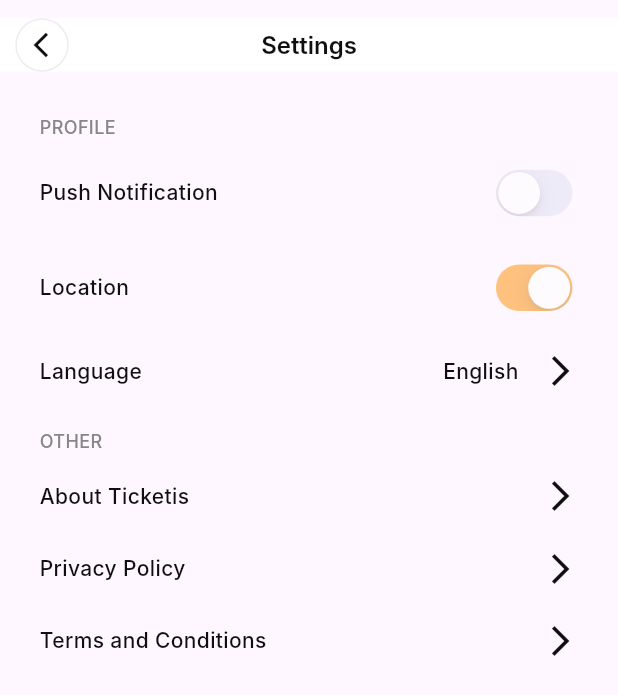
After one commit to bernadinkele/flash_food, a Flutter app: the SettingsView screen opened by its route, on a phone screen of 412 x 824 dp. The commit adds this screen. Shown: the top 695 px of the screen. Run offline on Flutter 3.47's test engine with Material 3 defaults, Android fonts, the phone set to English and light mode, and no system bars; our stand-ins replace flutter_svg, gap, pinput; Roboto replaces fonts that are missing (Inter).

Commit message:
add settings view

```diff
--- a/lib/Core/Routes/routes.dart
+++ b/lib/Core/Routes/routes.dart
@@ -12,6 +12,9 @@ import 'package:flash_food/Presentation/Foods/Views/search_view.dart';
 import 'package:flash_food/Presentation/Main/main_view.dart';
 import 'package:flash_food/Presentation/Main/onboarding.dart';
 import 'package:flash_food/Presentation/Notifications/Views/notification_view.dart';
+import 'package:flash_food/Presentation/Profil/extracard_view.dart';
+import 'package:flash_food/Presentation/Profil/personal_data_view.dart';
+import 'package:flash_food/Presentation/Profil/settings_view.dart';
 import 'package:flutter/material.dart';
 
 class Routes{
@@ -45,6 +48,12 @@ class Routes{
         return MaterialPageRoute(builder: (context) => const CallView());
       case RoutesName.search:
         return MaterialPageRoute(builder: (context) => const SearchView());
+      case RoutesName.personnalData:
+        return MaterialPageRoute(builder: (context) => const PersonalDataView());
+      case RoutesName.settings:
+        return MaterialPageRoute(builder: (context) => const SettingsView());
+      case RoutesName.extraCard:
+        return MaterialPageRoute(builder: (context) => const ExtraCardView());
       default:
         return MaterialPageRoute(builder: (context) => const Scaffold(
           body: Text("No routes found"),
--- a/lib/Core/Routes/routes_name.dart
+++ b/lib/Core/Routes/routes_name.dart
@@ -13,4 +13,9 @@ class RoutesName{
   static const String  discussion = "discussion";
   static const String  call = "call";
   static const String  search = "search";
+
+  static const String  personnalData = "personnalData";
+
+  static const String  settings = "settings";
+  static const String  extraCard = "extraCard";
 }
--- a/lib/Presentation/Auth/screens/default_field.dart
+++ b/lib/Presentation/Auth/screens/default_field.dart
@@ -36,7 +36,7 @@ class _DefaultFieldState extends State<DefaultField> {
       children: [
         widget.labelText != null
             ? Text(
-                "$widget.labelText",
+                "${widget.labelText}",
                 style: TextStyles.bodyMediumMedium
                     .copyWith(color: Pallete.neutral100),
               )
--- /dev/null
+++ b/lib/Presentation/Profil/settings_view.dart
@@ -0,0 +1,172 @@
+import 'package:flash_food/Core/app_colors.dart';
+import 'package:flash_food/Core/response_conf.dart';
+import 'package:flash_food/Core/text_styles.dart';
+import 'package:flash_food/Presentation/Base/base.dart';
+import 'package:flutter/cupertino.dart';
+import 'package:flutter/material.dart';
+import 'package:gap/gap.dart';
+
+class SettingsView extends StatelessWidget {
+  const SettingsView({Key? key}) : super(key: key);
+
+  @override
+  Widget build(BuildContext context) {
+    return Scaffold(
+        appBar: buildAppBar(buildContext: context, screenTitle: "Settings"),
+        body: Padding(
+          padding: EdgeInsets.symmetric(horizontal: getWidth(24)),
+          child: Column(
+            children: [
+              const Gap(16),
+              Column(
+                crossAxisAlignment: CrossAxisAlignment.start,
+                children: [
+                  Text(
+                    "PROFILE",
+                    style: TextStyles.bodySmallMedium
+                        .copyWith(color: const Color(0xFF878787)),
+                  ),
+                  const Gap(8),
+                  Container(
+                    padding: EdgeInsets.symmetric(vertical: getHeight(8)),
+                    child: Row(
+                      mainAxisAlignment: MainAxisAlignment.spaceBetween,
+                      children: [
+                        Text(
+                          "Push Notification",
+                          style: TextStyles.bodyMediumMedium
+                              .copyWith(color: Pallete.neutral100),
+                        ),
+                        const CupertinoSwitch(
+                            activeColor: Pallete.orangePrimary,
+                            trackColor: Color(0xFFDFE0F3),
+                            value: false,
+                            onChanged: null)
+                      ],
+                    ),
+                  ),
+                  const Gap(8),
+                  Container(
+                    padding: EdgeInsets.symmetric(vertical: getHeight(8)),
+                    child: Row(
+                      mainAxisAlignment: MainAxisAlignment.spaceBetween,
+                      children: [
+                        Text(
+                          "Location",
+                          style: TextStyles.bodyMediumMedium
+                              .copyWith(color: Pallete.neutral100),
+                        ),
+                        const CupertinoSwitch(
+                            activeColor: Pallete.orangePrimary,
+                            trackColor: Color(0xFFDFE0F3),
+                            value: true,
+                            onChanged: null)
+                      ],
+                    ),
+                  ),
+                  const Gap(8),
+                  Container(
+                    padding: EdgeInsets.symmetric(vertical: getHeight(8)),
+                    child: Row(
+
+                      children: [
+                        Expanded(
+                            child: Row(
+                              mainAxisAlignment: MainAxisAlignment.spaceBetween,
+                          children: [
+                            Text(
+                              "Language",
+                              style: TextStyles.bodyMediumMedium
+                                  .copyWith(color: Pallete.neutral100),
+                            ),
+                            Text(
+                              "English",
+                              style: TextStyles.bodyMediumMedium
+                                  .copyWith(color: Pallete.neutral100),
+                            ),
+                          ],
+                        )),
+                        const Gap(16),
+                        Icon(
+                          Icons.arrow_forward_ios,
+                          color: Pallete.neutral100,
+                          size: getSize(24),
+                        )
+                      ],
+                    ),
+                  )
+                ],
+              ),
+              const Gap(18),
+              Column(
+                crossAxisAlignment: CrossAxisAlignment.start,
+                children: [
+                  Text(
+                    "OTHER",
+                    style: TextStyles.bodySmallMedium
+                        .copyWith(color: const Color(0xFF878787)),
+                  ),
+                  const Gap(8),
+                  Container(
+                    padding: EdgeInsets.symmetric(vertical: getHeight(8)),
+                    child: Row(
+mainAxisAlignment: MainAxisAlignment.spaceBetween,
+                      children: [
+                        Text(
+                          "About Ticketis ",
+                          style: TextStyles.bodyMediumMedium
+                              .copyWith(color: Pallete.neutral100),
+                        ),
+                        Icon(
+                          Icons.arrow_forward_ios,
+                          color: Pallete.neutral100,
+                          size: getSize(24),
+                        )
+                      ],
+                    ),
+                  ),
+                  const Gap(8),
+                  Container(
+                    padding: EdgeInsets.symmetric(vertical: getHeight(8)),
+                    child: Row(
+                      mainAxisAlignment: MainAxisAlignment.spaceBetween,
+                      children: [
+                        Text(
+                          "Privacy Policy ",
+                          style: TextStyles.bodyMediumMedium
+                              .copyWith(color: Pallete.neutral100),
+                        ),
+                        Icon(
+                          Icons.arrow_forward_ios,
+                          color: Pallete.neutral100,
+                          size: getSize(24),
+                        )
+                      ],
+                    ),
+                  ),
+                  const Gap(8),
+                  Container(
+                    padding: EdgeInsets.symmetric(vertical: getHeight(8)),
+                    child: Row(
+                      mainAxisAlignment: MainAxisAlignment.spaceBetween,
+                      children: [
+                        Text(
+                          "Terms and Conditions",
+                          style: TextStyles.bodyMediumMedium
+                              .copyWith(color: Pallete.neutral100),
+                        ),
+                        Icon(
+                          Icons.arrow_forward_ios,
+                          color: Pallete.neutral100,
+                          size: getSize(24),
+                        )
+                      ],
+                    ),
+                  ),
+                ],
+              ),
+            ],
+          ),
+        ));
+  }
+}
```
Also changed, not shown: lib/Presentation/Profil/extracard_view.dart (added, +10 -0 lines), lib/Presentation/Profil/personal_data_view.dart (added, +93 -0 lines), lib/Presentation/Profil/profil_view.dart (+10 -6 lines), lib/Presentation/Profil/screens/profile_info_tile.dart (+6 -6 lines).
